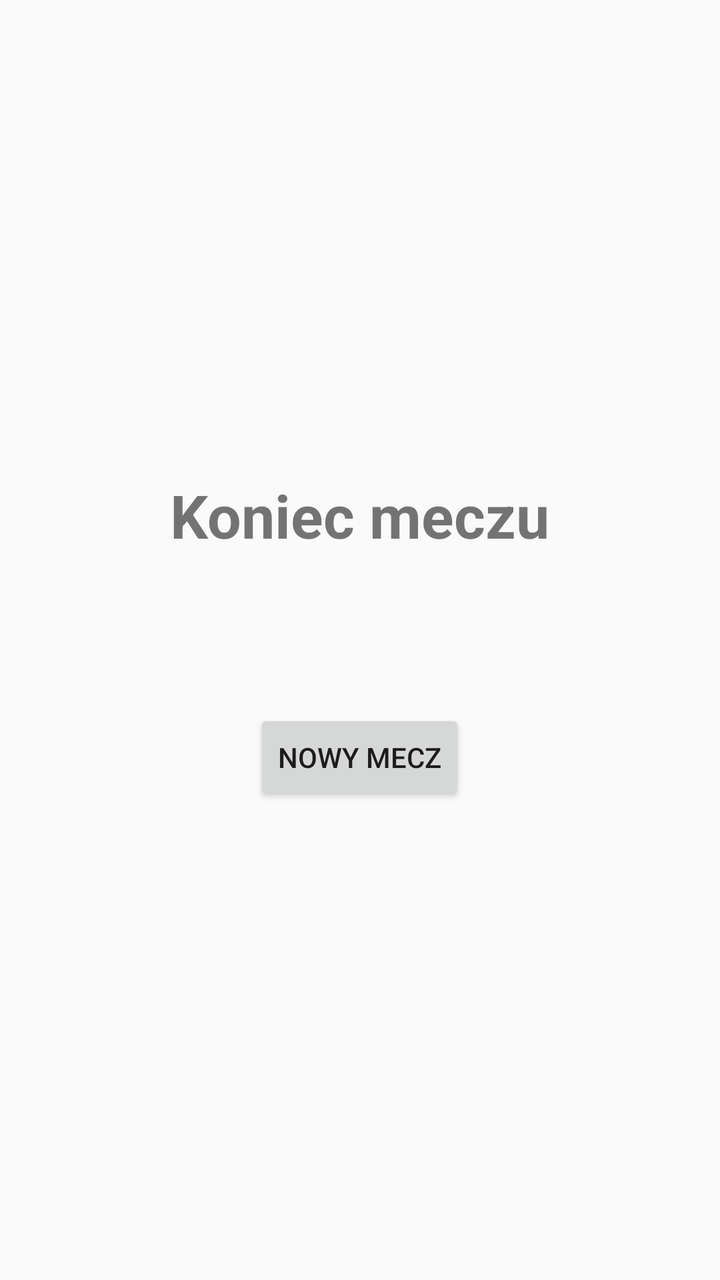
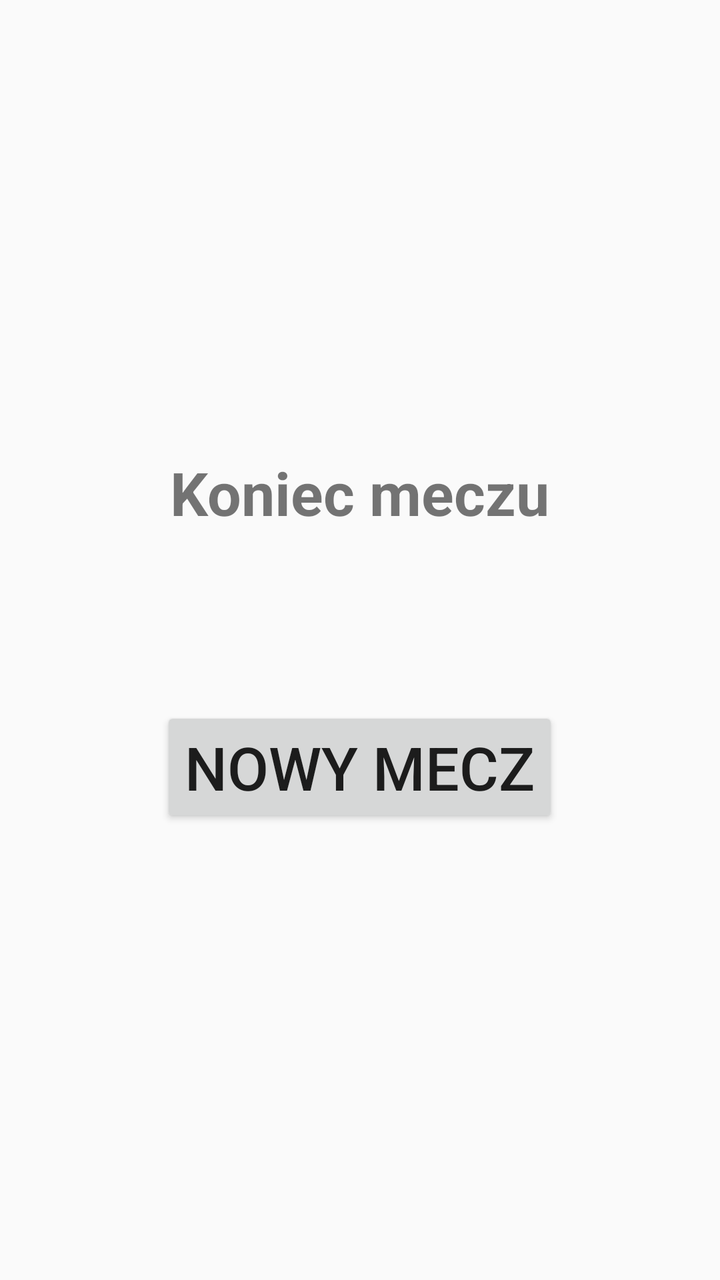

Compare the two renders of this Android layout. The source of the first and the diff that turns it into the second are given below.
<!-- AndroidManifest.xml: application theme AppTheme -->
<!-- res/layout/activity_summary.xml -->
<?xml version="1.0" encoding="utf-8"?>
<LinearLayout
    xmlns:android="http://schemas.android.com/apk/res/android"
    android:layout_width="match_parent"
    android:layout_height="match_parent"
    android:orientation="vertical"
    android:gravity="center"
    android:padding="20dp">

    <TextView
        android:id="@+id/tvTitle"
        android:layout_width="wrap_content"
        android:layout_height="wrap_content"
        android:text="Koniec meczu"
        android:textSize="30sp"
        android:textStyle="bold"/>

    <TextView
        android:id="@+id/tvSummary"
        android:layout_width="wrap_content"
        android:layout_height="wrap_content"
        android:textSize="20sp"
        android:layout_marginTop="20dp"/>

    <Button
        android:id="@+id/btnAgain"
        android:layout_width="wrap_content"
        android:layout_height="wrap_content"
        android:text="Nowy mecz"
        android:layout_marginTop="30dp"/>
</LinearLayout>
<!-- resources referenced by this layout -->
<resources>
  <style name="AppTheme" parent="Theme.AppCompat.Light.NoActionBar">
          
      </style>
</resources>

<!-- the commit's change to res/layout/activity_summary.xml (unified diff, before → after) -->
@@ -27,5 +27,6 @@
         android:layout_width="wrap_content"
         android:layout_height="wrap_content"
         android:text="Nowy mecz"
-        android:layout_marginTop="30dp"/>
+        android:textSize="30sp"
+        android:layout_marginTop="40dp"/>
 </LinearLayout>
<!-- resource entries referenced after the edit -->
@@ -1,7 +1,6 @@
 <!-- resources referenced by this layout -->
 <resources>
   <style name="AppTheme" parent="Theme.AppCompat.Light.NoActionBar">
-          
       </style>
 </resources>
 
